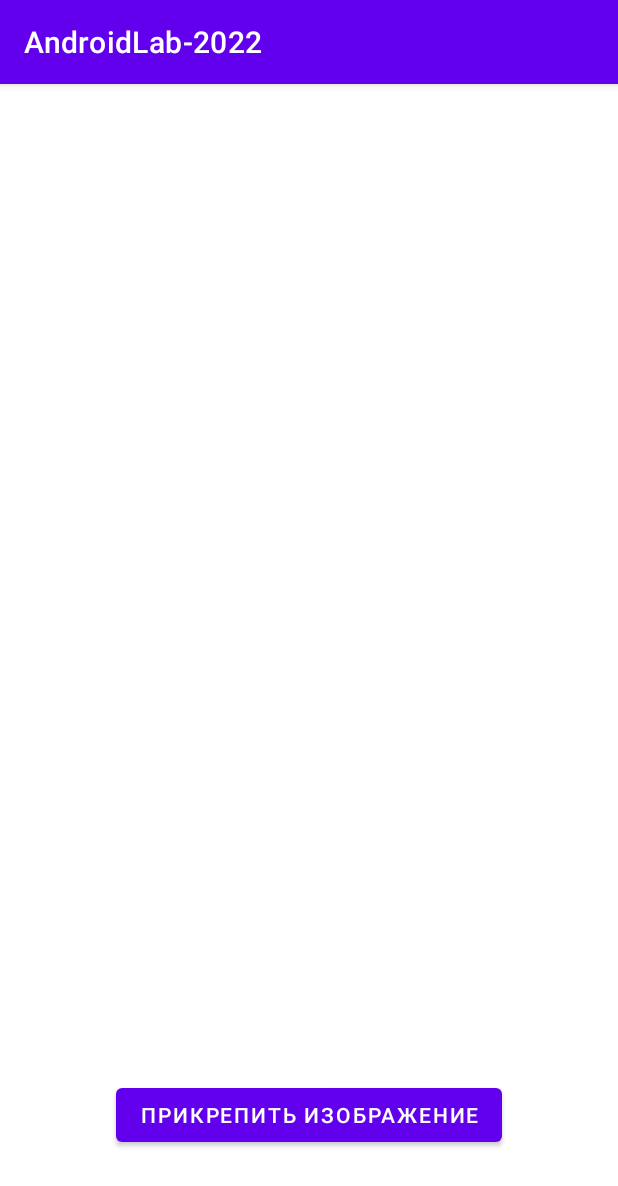
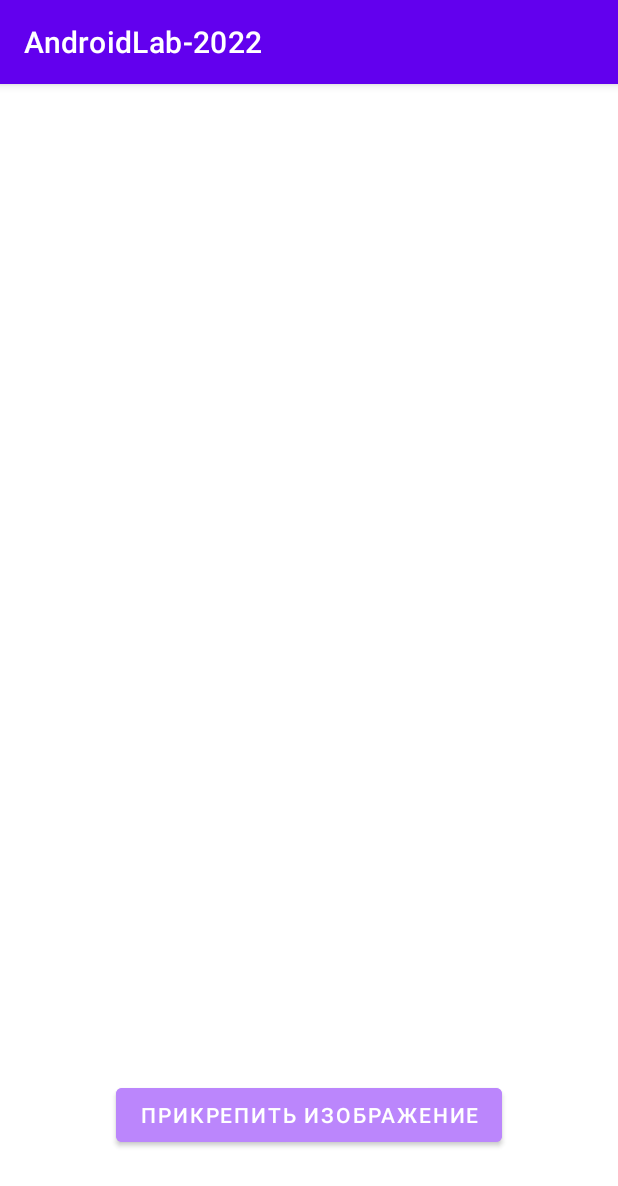
Before and after one commit to Dinozavrog/AndroidLab-2022, an Android app: the screen it shows after launch (MainActivity), on a phone screen of 412 x 824 dp. Shown: the top 1186 px of the screen. Run offline under Robolectric (Android 15) with nearby library versions, the phone set to English and light mode, and no system bars; 3 statements that could not run were skipped.

Commit message:
Homework 8

```diff
--- a/app/src/main/res/layout/activity_main.xml
+++ b/app/src/main/res/layout/activity_main.xml
@@ -26,6 +26,7 @@
         android:layout_height="wrap_content"
         android:layout_marginTop="100dp"
         android:text="@string/icon_my"
+        android:backgroundTint="@color/purple_200"
         app:layout_constraintBottom_toBottomOf="parent"
         app:layout_constraintEnd_toEndOf="parent"
         app:layout_constraintStart_toStartOf="parent"
```
